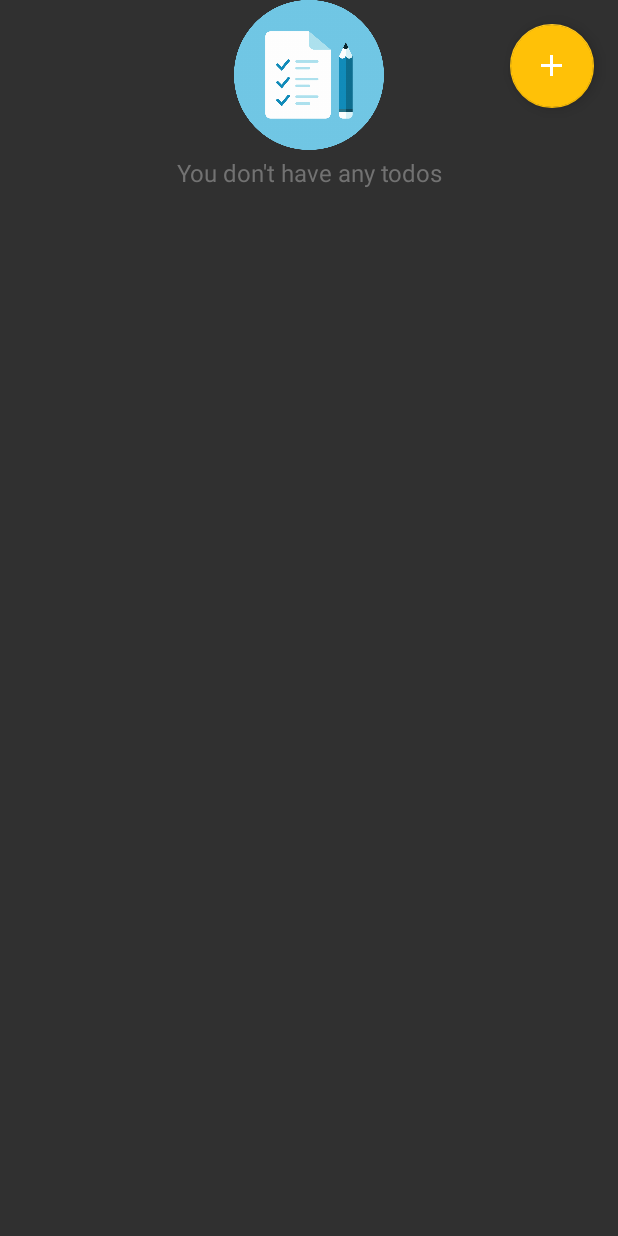
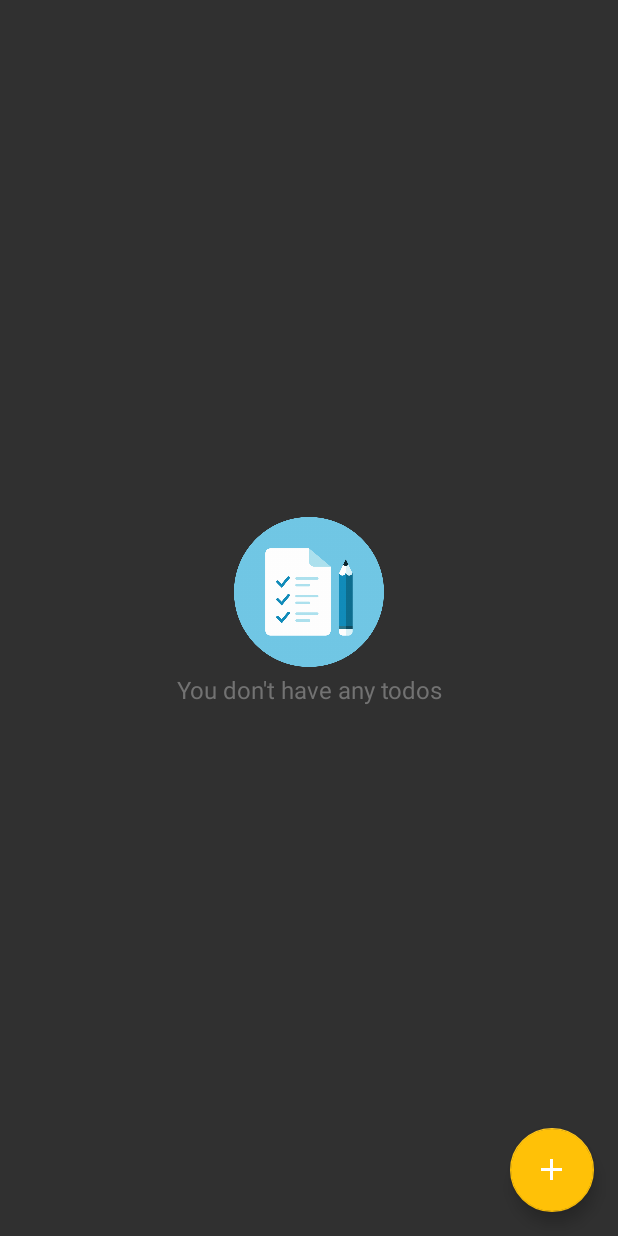
Before and after one commit to lsteamer/SumUp-Minimal-Todo, an Android app: the layout fragment_main.xml on its own in the app's theme, with its tools: preview values and no code run, on a phone screen of 412 x 824 dp. Run offline under Robolectric (Android 15) with nearby library versions, the phone set to English and light mode, and no system bars.

Commit message:
07 - Bug persist under certain conditions, removed predetermined phone number.

```diff
--- a/app/src/main/java/com/example/avjindersinghsekhon/minimaltodo/Main/MainFragment.java
+++ b/app/src/main/java/com/example/avjindersinghsekhon/minimaltodo/Main/MainFragment.java
@@ -204,6 +204,7 @@ public class MainFragment extends AppDefaultFragment {
             editor.apply();
             getActivity().finish();
         }
+
         /*
         We need to do this, as this activity's onCreate won't be called when coming back from SettingsActivity,
         thus our changes to dark/light mode won't take place, as the setContentView() is not called again.
@@ -221,6 +222,7 @@ public class MainFragment extends AppDefaultFragment {
             editor.apply();
             getActivity().recreate();
         }
+
 
 
     }
@@ -523,6 +525,8 @@ public class MainFragment extends AppDefaultFragment {
     }
 
 
+
+
     @Override
     protected int layoutRes() {
         return R.layout.fragment_main;
--- a/app/src/main/java/com/example/avjindersinghsekhon/minimaltodo/sumUp/SumUpPaymentActivity.java
+++ b/app/src/main/java/com/example/avjindersinghsekhon/minimaltodo/sumUp/SumUpPaymentActivity.java
@@ -120,7 +120,6 @@ public class SumUpPaymentActivity extends Activity {
                 .currency(SumUpPayment.Currency.EUR)
                 // optional: add details
                 .title("Donation to Minimal")
-                .receiptSMS("01748931295")
                 // optional: foreign transaction ID, must be unique!
                 .foreignTransactionId(UUID.randomUUID().toString()) // can not exceed 128 chars
                 .build();
--- a/app/src/main/res/layout/fragment_main.xml
+++ b/app/src/main/res/layout/fragment_main.xml
@@ -4,9 +4,9 @@
     android:layout_width="match_parent"
     android:orientation="vertical"
     android:gravity="center"
-    android:layout_height="wrap_content">
+    android:layout_height="match_parent">
 
-
+    <!--<include layout="@layout/base_toolbar"/>-->
     <android.support.design.widget.CoordinatorLayout
         android:id="@+id/myCoordinatorLayout"
         android:layout_width="match_parent"
@@ -62,6 +62,7 @@
             app:layout_anchorGravity="bottom|right|end"
 
             />
+
+
     </android.support.design.widget.CoordinatorLayout>
-
 </LinearLayout>
```
